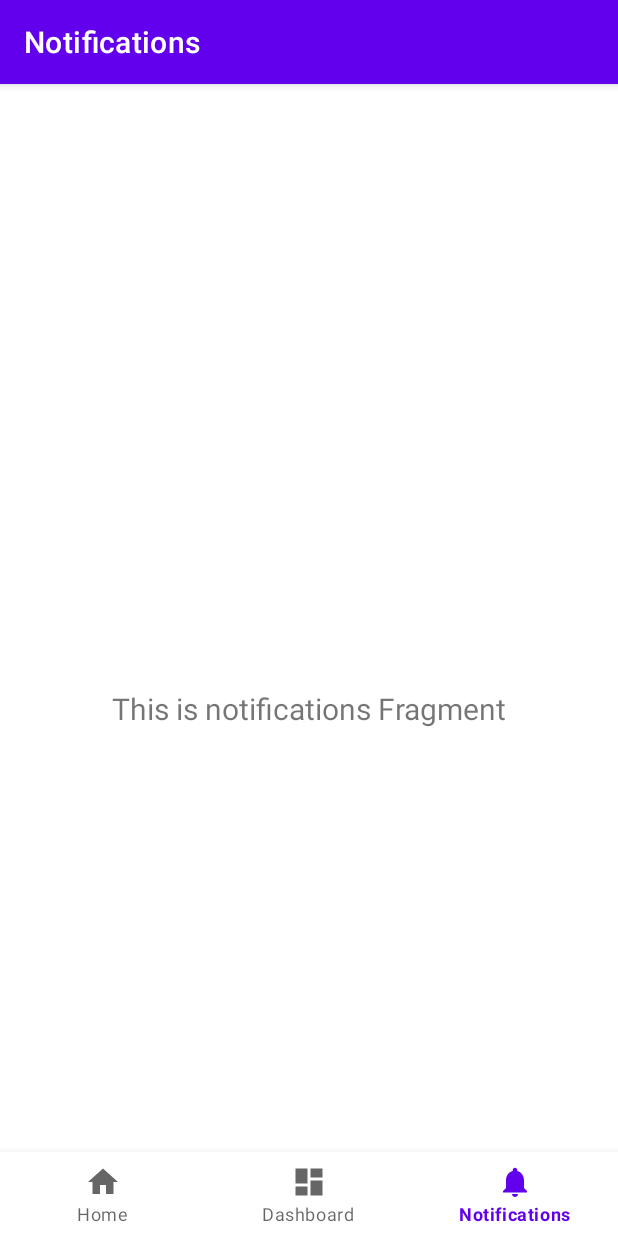
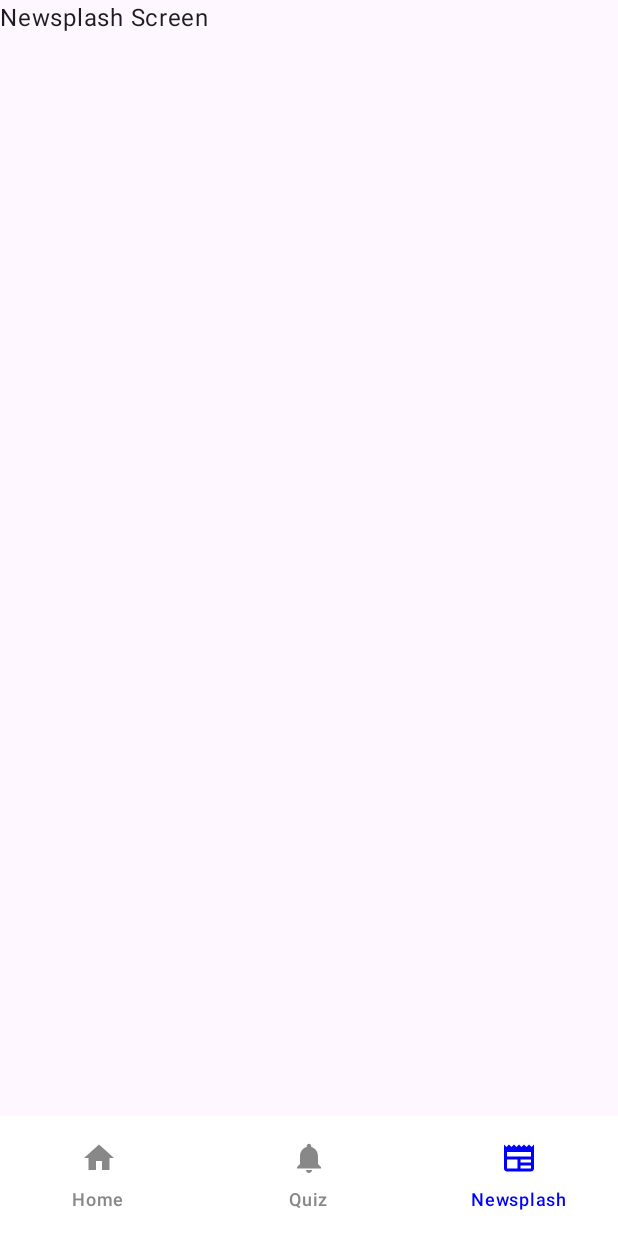
Before and after one commit to melly19/DolFin, an Android app built with Jetpack Compose: the screen it shows after launch (MainActivity), item 3 of the bottom bar chosen, on a phone screen of 412 x 824 dp. Run offline under Robolectric (Android 15) with nearby library versions, the phone set to English and light mode, and no system bars.

Commit message:
Added new navbar

```diff
--- a/app/build.gradle.kts
+++ b/app/build.gradle.kts
@@ -67,7 +67,7 @@ dependencies {
     implementation(composeBom)
     androidTestImplementation(composeBom)
 
-    // Choose one of the following:
+    implementation("androidx.compose.ui:ui")
     // Material Design 3
     implementation("androidx.compose.material3:material3")
 
--- a/app/src/main/java/com/example/dolfin/MainActivity.kt
+++ b/app/src/main/java/com/example/dolfin/MainActivity.kt
@@ -1,35 +1,32 @@
 package com.example.dolfin
 
 import android.os.Bundle
-import com.google.android.material.bottomnavigation.BottomNavigationView
 import androidx.appcompat.app.AppCompatActivity
-import androidx.navigation.findNavController
-import androidx.navigation.ui.AppBarConfiguration
-import androidx.navigation.ui.setupActionBarWithNavController
-import androidx.navigation.ui.setupWithNavController
+import androidx.compose.runtime.Composable
+import androidx.compose.material3.MaterialTheme
+import androidx.activity.ComponentActivity
+import androidx.navigation.compose.rememberNavController
+import androidx.activity.compose.setContent
 import com.example.dolfin.databinding.ActivityMainBinding
+import com.example.dolfin.ui.MainScreen
 
-class MainActivity : AppCompatActivity() {
+class MainActivity : ComponentActivity() {
 
     private lateinit var binding: ActivityMainBinding
 
     override fun onCreate(savedInstanceState: Bundle?) {
         super.onCreate(savedInstanceState)
-
-        binding = ActivityMainBinding.inflate(layoutInflater)
-        setContentView(binding.root)
-
-        val navView: BottomNavigationView = binding.navView
-
-        val navController = findNavController(R.id.nav_host_fragment_activity_main)
-        // Passing each menu ID as a set of Ids because each
-        // menu should be considered as top level destinations.
-        val appBarConfiguration = AppBarConfiguration(
-            setOf(
-                R.id.navigation_home, R.id.navigation_dashboard, R.id.navigation_notifications
-            )
-        )
-        setupActionBarWithNavController(navController, appBarConfiguration)
-        navView.setupWithNavController(navController)
+        setContent {
+            MyApp {
+                MainScreen()
+            }
+        }
     }
 }
+
+@Composable
+fun MyApp(content: @Composable () -> Unit) {
+    MaterialTheme {
+        content()
+    }
+}
--- /dev/null
+++ b/app/src/main/java/com/example/dolfin/model/BottomNavItem.kt
@@ -0,0 +1,8 @@
+package com.example.dolfin.model
+
+import androidx.compose.ui.graphics.vector.ImageVector
+
+data class BottomNavItem(
+    val label: String,
+    val icon: ImageVector
+)
--- /dev/null
+++ b/app/src/main/java/com/example/dolfin/ui/MainScreen.kt
@@ -0,0 +1,52 @@
+package com.example.dolfin.ui
+
+import androidx.compose.material3.Scaffold
+import androidx.compose.runtime.Composable
+import androidx.compose.runtime.mutableStateOf
+import androidx.compose.runtime.remember
+import androidx.compose.ui.graphics.vector.ImageVector
+import androidx.compose.ui.res.vectorResource
+import androidx.navigation.compose.NavHost
+import androidx.navigation.compose.composable
+import androidx.navigation.compose.rememberNavController
+import com.example.dolfin.R
+import com.example.dolfin.ui.components.BottomNavigationBar
+import com.example.dolfin.model.BottomNavItem
+import com.example.dolfin.ui.screens.HomeScreen
+import com.example.dolfin.ui.screens.QuizScreen
+import com.example.dolfin.ui.screens.NewsplashScreen
+import androidx.compose.foundation.layout.padding
+import androidx.compose.ui.Modifier
+@Composable
+fun MainScreen() {
+    val navController = rememberNavController()
+    val items = listOf(
+        BottomNavItem("Home", ImageVector.vectorResource(id = R.drawable.ic_home_black_24dp)),
+        BottomNavItem("Quiz", ImageVector.vectorResource(id = R.drawable.ic_notifications_black_24dp)),
+        BottomNavItem("Newsplash", ImageVector.vectorResource(id = R.drawable.ic_newspaper_24dp))
+    )
+    val selectedItem = remember { mutableStateOf(items[0]) }
+
+    Scaffold(
+        bottomBar = {
+            BottomNavigationBar(
+                items = items,
+                selectedItem = selectedItem.value,
+                onItemSelected = {
+                    selectedItem.value = it
+                    navController.navigate(it.label)
+                }
+            )
+        }
+    ) { innerPadding ->
+        NavHost(
+            navController,
+            startDestination = "Home",
+            modifier = Modifier.padding(innerPadding)
+        ) {
+            composable("Home") { HomeScreen() }
+            composable("Quiz") { QuizScreen() }
+            composable("Newsplash") { NewsplashScreen() }
+        }
+    }
+}
--- /dev/null
+++ b/app/src/main/java/com/example/dolfin/ui/components/BottomNavigationBar.kt
@@ -0,0 +1,35 @@
+package com.example.dolfin.ui.components
+
+import androidx.compose.runtime.Composable
+import androidx.compose.ui.graphics.Color
+import androidx.compose.material3.*
+import com.example.dolfin.model.BottomNavItem
+
+@Composable
+fun BottomNavigationBar(
+    items: List<BottomNavItem>,
+    selectedItem: BottomNavItem,
+    onItemSelected: (BottomNavItem) -> Unit
+) {
+    NavigationBar(
+        containerColor = Color.White,
+        contentColor = Color.Black
+    ) {
+        items.forEach { item ->
+            NavigationBarItem(
+                icon = { Icon(imageVector = item.icon, contentDescription = item.label) },
+                label = { Text(item.label) },
+                selected = item == selectedItem,
+                onClick = { onItemSelected(item) },
+                alwaysShowLabel = true,
+                colors = NavigationBarItemDefaults.colors(
+                    selectedIconColor = Color.Blue,
+                    unselectedIconColor = Color.Gray,
+                    selectedTextColor = Color.Blue,
+                    unselectedTextColor = Color.Gray,
+                    indicatorColor = Color.Transparent
+                )
+            )
+        }
+    }
+}
--- /dev/null
+++ b/app/src/main/java/com/example/dolfin/ui/screens/ChatbotScreen.kt
@@ -0,0 +1,9 @@
+package com.example.dolfin.ui.screens
+
+import androidx.compose.runtime.Composable
+import androidx.compose.material3.Text
+
+@Composable
+fun ChatbotScreen() {
+    Text("Chatbot Screen")
+}
--- /dev/null
+++ b/app/src/main/java/com/example/dolfin/ui/screens/HomeScreen.kt
@@ -0,0 +1,9 @@
+package com.example.dolfin.ui.screens
+
+import androidx.compose.runtime.Composable
+import androidx.compose.material3.Text
+
+@Composable
+fun HomeScreen() {
+    Text("Home Screen")
+}
--- /dev/null
+++ b/app/src/main/java/com/example/dolfin/ui/screens/NewsplashScreen.kt
@@ -0,0 +1,9 @@
+package com.example.dolfin.ui.screens
+
+import androidx.compose.runtime.Composable
+import androidx.compose.material3.Text
+
+@Composable
+fun NewsplashScreen() {
+    Text("Newsplash Screen")
+}
--- /dev/null
+++ b/app/src/main/java/com/example/dolfin/ui/screens/QuizScreen.kt
@@ -0,0 +1,9 @@
+package com.example.dolfin.ui.screens
+
+import androidx.compose.runtime.Composable
+import androidx.compose.material3.Text
+
+@Composable
+fun QuizScreen() {
+    Text("Quiz/Game Screen")
+}
--- /dev/null
+++ b/app/src/main/res/drawable/ic_newspaper_24dp.xml
@@ -0,0 +1,5 @@
+<vector xmlns:android="http://schemas.android.com/apk/res/android" android:height="24dp" android:tint="#000000" android:viewportHeight="24" android:viewportWidth="24" android:width="24dp">
+
+    <path android:fillColor="@android:color/white" android:pathData="M22,3l-1.67,1.67L18.67,3L17,4.67L15.33,3l-1.66,1.67L12,3l-1.67,1.67L8.67,3L7,4.67L5.33,3L3.67,4.67L2,3v16c0,1.1 0.9,2 2,2l16,0c1.1,0 2,-0.9 2,-2V3zM11,19H4v-6h7V19zM20,19h-7v-2h7V19zM20,15h-7v-2h7V15zM20,11H4V8h16V11z"/>
+
+</vector>
```
